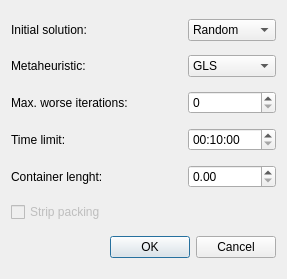
Qt form RasterVoronoiPacking/RasterVoronoiPackingGUI/runconfigurationsdialog.ui (aksato/RasterVoronoiPacking) before a commit.
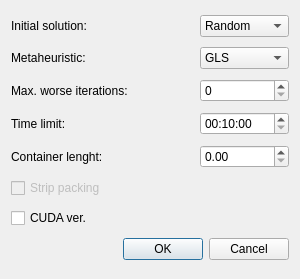
The same form after that commit.

```diff
--- a/RasterVoronoiPacking/RasterVoronoiPackingGUI/runconfigurationsdialog.ui
+++ b/RasterVoronoiPacking/RasterVoronoiPackingGUI/runconfigurationsdialog.ui
@@ -6,7 +6,7 @@
    <rect>
     <x>0</x>
     <y>0</y>
-    <width>287</width>
+    <width>300</width>
     <height>279</height>
    </rect>
   </property>
@@ -121,7 +121,7 @@
      </property>
     </widget>
    </item>
-   <item row="6" column="0" colspan="3">
+   <item row="7" column="0" colspan="3">
     <widget class="QDialogButtonBox" name="buttonBox">
      <property name="orientation">
       <enum>Qt::Horizontal</enum>
@@ -154,6 +154,13 @@
      </property>
     </widget>
    </item>
+   <item row="6" column="0">
+    <widget class="QCheckBox" name="checkBox_2">
+     <property name="text">
+      <string>CUDA ver.</string>
+     </property>
+    </widget>
+   </item>
   </layout>
  </widget>
  <resources/>
```
